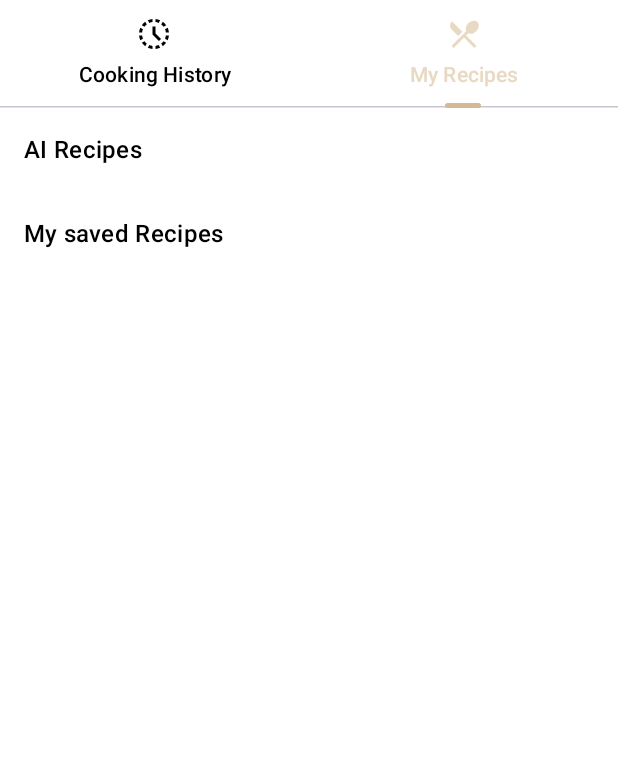
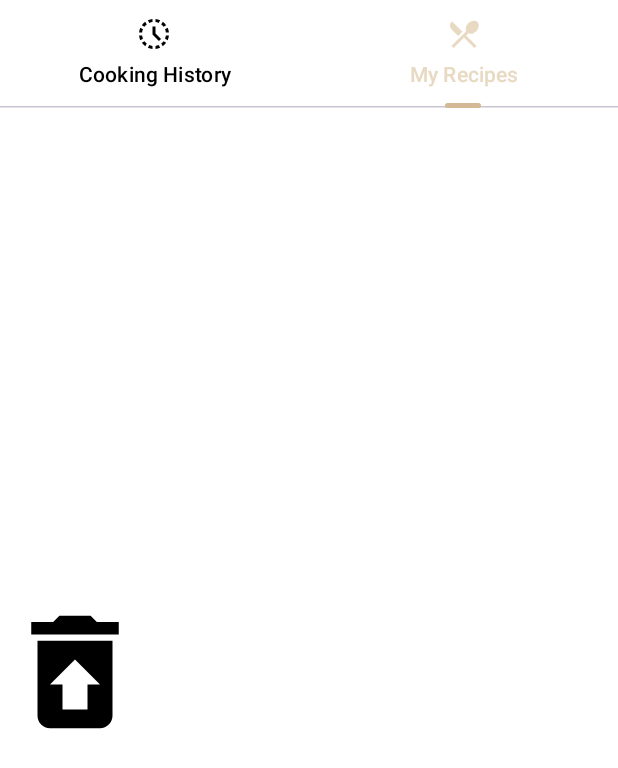
Before and after one commit to ahmedzer/IRecipe, an Android app built with Jetpack Compose: the @Preview function SavedScreenPreview, tab 2 chosen, on a phone screen of 412 x 824 dp. Shown: the top 768 px of the screen. Run offline under Robolectric (Android 15) with nearby library versions, the phone set to English and light mode, and no system bars; our stand-ins replace Dagger/Hilt's generated code.

Commit message:
save all generated recipes

```diff
--- a/app/src/main/java/com/za/irecipe/Domain/useCase/InsertRecipeUseCase.kt
+++ b/app/src/main/java/com/za/irecipe/Domain/useCase/InsertRecipeUseCase.kt
@@ -11,4 +11,10 @@ class InsertRecipeUseCase @Inject constructor(
     suspend operator fun invoke(recipe: RecipeModel, type: RecipeSourceType): Long {
         return recipeRepository.saveAiRecipe(recipe, type)
     }
+
+    suspend operator fun invoke(recipes: List<RecipeModel>): List<Long> {
+        return recipes.map { recipe ->
+            recipeRepository.saveAiRecipe(recipe, RecipeSourceType.AI)
+        }
+    }
 }
--- a/app/src/main/java/com/za/irecipe/ui/screens/saved/pages/SavedRecipeScreen.kt
+++ b/app/src/main/java/com/za/irecipe/ui/screens/saved/pages/SavedRecipeScreen.kt
@@ -5,8 +5,12 @@ import androidx.compose.foundation.layout.PaddingValues
 import androidx.compose.foundation.layout.fillMaxSize
 import androidx.compose.foundation.layout.fillMaxWidth
 import androidx.compose.foundation.layout.padding
+import androidx.compose.foundation.layout.size
 import androidx.compose.foundation.lazy.LazyColumn
 import androidx.compose.foundation.lazy.LazyRow
+import androidx.compose.material.icons.Icons
+import androidx.compose.material.icons.filled.RestoreFromTrash
+import androidx.compose.material3.Icon
 import androidx.compose.material3.MaterialTheme
 import androidx.compose.material3.Text
 import androidx.compose.runtime.Composable
@@ -37,10 +41,11 @@ fun SavedRecipesScreen(
 
     LazyColumn(
         modifier = Modifier.fillMaxSize(),
-        verticalArrangement = Arrangement.Top,
+        verticalArrangement = if(aiRecipes.isEmpty() && manualRecipes.isEmpty()) Arrangement.Center else Arrangement.Top,
         horizontalAlignment = Alignment.Start
     ) {
         item {
+            if(aiRecipes.isNotEmpty()) {
                 Text(
                     text = "AI Recipes",
                     style = MaterialTheme.typography.titleMedium,
@@ -63,8 +68,10 @@ fun SavedRecipesScreen(
                     }
                 }
             }
+        }
 
         item {
+            if(manualRecipes.isNotEmpty()) {
                 Text(
                     text = "My saved Recipes",
                     style = MaterialTheme.typography.titleMedium,
@@ -88,4 +95,15 @@ fun SavedRecipesScreen(
                 }
             }
         }
+        if(aiRecipes.isEmpty() && manualRecipes.isEmpty()) {
+            item {
+                Icon(
+                    imageVector = Icons.Default.RestoreFromTrash,
+                    contentDescription = "Empty Icon",
+                    modifier = Modifier.size(100.dp),
+                    tint = MaterialTheme.colorScheme.onBackground
+                )
             }
+        }
+    }
+}
```
Also changed, not shown: app/src/main/java/com/za/irecipe/Data/remote/model/VisionServiceData.kt (deleted, +0 -31 lines), app/src/main/java/com/za/irecipe/ui/activities/aisearch/AiSearchActivity.kt (+3 -4 lines), app/src/main/java/com/za/irecipe/ui/activities/aisearch/AiSearchViewModel.kt (+13 -0 lines), app/src/main/java/com/za/irecipe/ui/activities/aisearch/GeneratedRecipeDialog.kt (+6 -1 lines). Lines whose indentation alone changed are shown as unchanged.
